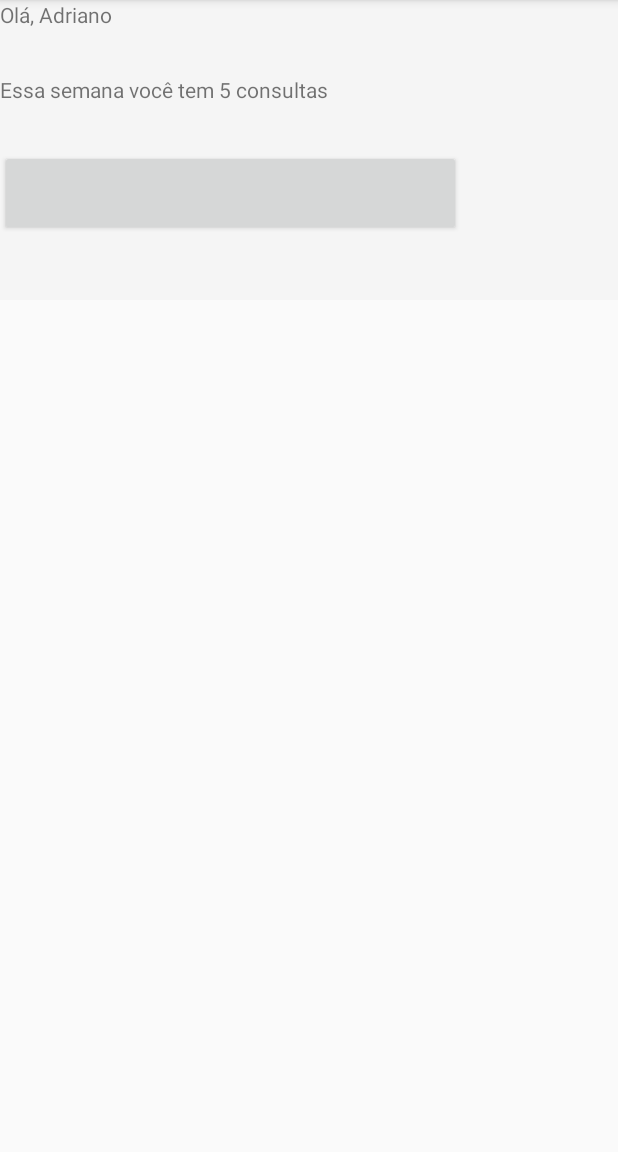
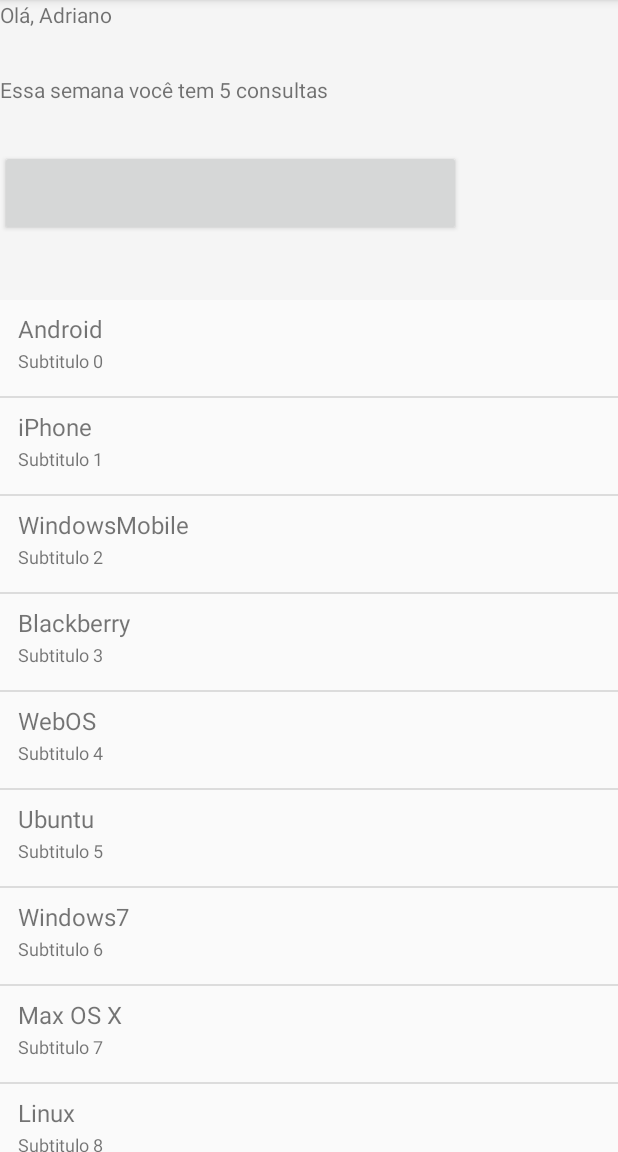
Before and after one commit to adrianovalente/estetica-regenere, an Android app: the screen it shows after launch (HomeActivity), on a phone screen of 412 x 824 dp, the part 84-1236 px from its top. Run offline under Robolectric (Android 15) with nearby library versions, the phone set to English and light mode, and no system bars.

Commit message:
Adding sample ListView to Home Activity

```diff
--- a/app/src/main/java/com/example/adriano/esteticaregenere_android/HomeActivity.java
+++ b/app/src/main/java/com/example/adriano/esteticaregenere_android/HomeActivity.java
@@ -1,10 +1,23 @@
 package com.example.adriano.esteticaregenere_android;
 
+import android.content.Context;
 import android.support.v7.app.AppCompatActivity;
 import android.os.Bundle;
+import android.view.LayoutInflater;
 import android.view.Menu;
 import android.view.MenuItem;
 import android.view.View;
+import android.view.ViewGroup;
+import android.widget.AdapterView;
+import android.widget.ArrayAdapter;
+import android.widget.ListView;
+import android.widget.TextView;
+
+import org.w3c.dom.Text;
+
+import java.util.ArrayList;
+import java.util.HashMap;
+import java.util.List;
 
 public class HomeActivity extends AppCompatActivity
 {
@@ -41,6 +54,33 @@ public class HomeActivity extends AppCompatActivity
     void setup() {
         HomeHeaderView header = (HomeHeaderView) findViewById(R.id.homeHeaderView);
         header.updateWithData("Adriano", 5);
+        setupListView();
+
+    }
+
+    void setupListView() {
+
+        final ListView listView = (ListView) findViewById(R.id.listview);
+        String[] values = new String[] { "Android", "iPhone", "WindowsMobile",
+                "Blackberry", "WebOS", "Ubuntu", "Windows7", "Max OS X",
+                "Linux", "OS/2", "Ubuntu", "Windows7", "Max OS X", "Linux",
+                "OS/2", "Ubuntu", "Windows7", "Max OS X", "Linux", "OS/2",
+                "Android", "iPhone", "WindowsMobile" };
+        final ArrayList<String> list = new ArrayList<String>();
+        for (int i = 0; i < values.length; ++i) {
+            list.add(values[i]);
+        }
+        final MyArrayAdapter adapter = new MyArrayAdapter(this, android.R.layout.simple_list_item_1, list);
+
+        listView.setAdapter(adapter);
+
+        listView.setOnItemClickListener(new AdapterView.OnItemClickListener() {
+            @Override
+            public void onItemClick(AdapterView<?> parent, View view, int position, long id) {
+                System.out.println("Opa, clicou brothre!");
+            }
+        });
+
 
     }
 
@@ -48,3 +88,36 @@ public class HomeActivity extends AppCompatActivity
         System.out.println("MARCAR CONSULTA");
     }
 }
+
+
+class MyArrayAdapter extends ArrayAdapter<String>
+{
+    private List<String> list;
+    public MyArrayAdapter(Context context, int textViewResourceId, List<String> objects) {
+        super(context, textViewResourceId, objects);
+        this.list = objects;
+    }
+
+    @Override
+    public long getItemId(int position) {
+        return position;
+    }
+
+    @Override
+    public boolean hasStableIds() {
+        return true;
+    }
+
+    @Override
+    public View getView(int position, View convertView, ViewGroup parent) {
+        //return super.getView(position, convertView, parent);
+        LayoutInflater inflater = (LayoutInflater) getContext().getSystemService(Context.LAYOUT_INFLATER_SERVICE);
+        View rowView = inflater.inflate(R.layout.custom_table_view_cell, parent, false);
+        TextView primaryTxtView = (TextView) rowView.findViewById(R.id.firstLine);
+        primaryTxtView.setText(this.list.get(position));
+        TextView secondaryTxtView = (TextView) rowView.findViewById(R.id.secondLine);
+        secondaryTxtView.setText("Subtitulo " + Integer.toString(position));
+        return rowView;
+
+    }
+}
--- a/app/src/main/res/layout/activity_home.xml
+++ b/app/src/main/res/layout/activity_home.xml
@@ -20,5 +20,10 @@
         android:layout_marginBottom="0dp"
         android:padding="0dp"></com.example.adriano.esteticaregenere_android.HomeHeaderView>
 
+    <ListView xmlns:android="http://schemas.android.com/apk/res/android"
+        android:id="@+id/listview"
+        android:layout_width="wrap_content"
+        android:layout_height="wrap_content"
+        android:layout_below="@+id/homeHeaderView" />
 
 </RelativeLayout>
--- /dev/null
+++ b/app/src/main/res/layout/custom_table_view_cell.xml
@@ -0,0 +1,41 @@
+<RelativeLayout xmlns:android="http://schemas.android.com/apk/res/android"
+    android:layout_width="fill_parent"
+    android:layout_height="?android:attr/listPreferredItemHeight"
+    android:padding="6dip" >
+
+    <ImageView
+        android:id="@+id/icon"
+        android:layout_width="wrap_content"
+        android:layout_height="fill_parent"
+        android:layout_alignParentBottom="true"
+        android:layout_alignParentTop="true"
+        android:layout_marginRight="6dip"
+        android:contentDescription="TODO"
+         />
+
+    <TextView
+        android:id="@+id/secondLine"
+        android:layout_width="fill_parent"
+        android:layout_height="26dip"
+        android:layout_alignParentBottom="true"
+        android:layout_alignParentRight="true"
+        android:layout_toRightOf="@id/icon"
+        android:ellipsize="marquee"
+        android:singleLine="true"
+        android:text="Description"
+        android:textSize="12sp" />
+
+    <TextView
+        android:id="@+id/firstLine"
+        android:layout_width="fill_parent"
+        android:layout_height="wrap_content"
+        android:layout_above="@id/secondLine"
+        android:layout_alignParentRight="true"
+        android:layout_alignParentTop="true"
+        android:layout_alignWithParentIfMissing="true"
+        android:layout_toRightOf="@id/icon"
+        android:gravity="center_vertical"
+        android:text="Example application"
+        android:textSize="16sp" />
+
+</RelativeLayout>
```
